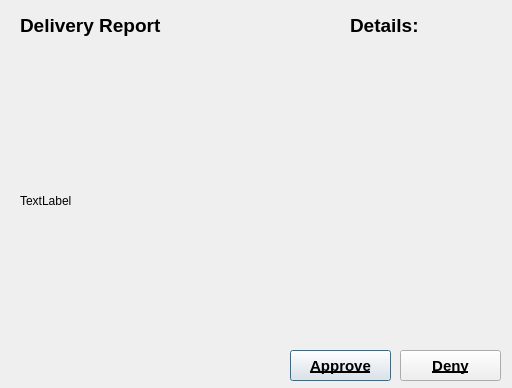
First picture: the form in Project_Client/DeliveryPopup.ui, repository deathtaco1231/deathtaco1231-COMP72070-24W-Project4-Group10-Sec3, before the edit.
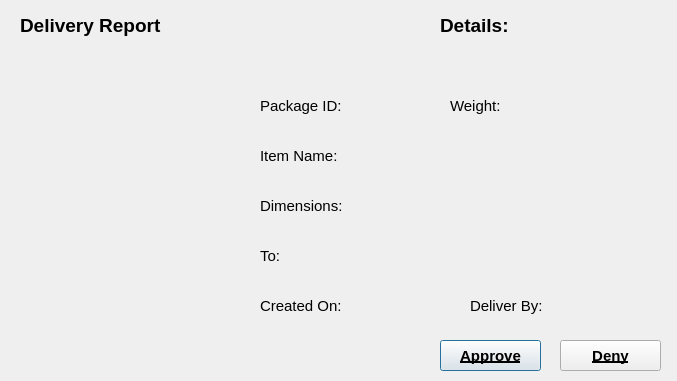
Second picture: the form after the edit.

The edit to the form file:
```diff
--- a/Project_Client/DeliveryPopup.ui
+++ b/Project_Client/DeliveryPopup.ui
@@ -6,8 +6,8 @@
    <rect>
     <x>0</x>
     <y>0</y>
-    <width>512</width>
-    <height>388</height>
+    <width>677</width>
+    <height>381</height>
    </rect>
   </property>
   <property name="windowTitle">
@@ -42,15 +42,15 @@
     </rect>
    </property>
    <property name="text">
-    <string>TextLabel</string>
+    <string/>
    </property>
   </widget>
   <widget class="QLabel" name="label_5">
    <property name="geometry">
     <rect>
-     <x>350</x>
+     <x>440</x>
      <y>10</y>
-     <width>161</width>
+     <width>81</width>
      <height>31</height>
     </rect>
    </property>
@@ -67,8 +67,8 @@
   <widget class="QPushButton" name="pushButton">
    <property name="geometry">
     <rect>
-     <x>290</x>
-     <y>350</y>
+     <x>440</x>
+     <y>340</y>
      <width>101</width>
      <height>31</height>
     </rect>
@@ -87,8 +87,8 @@
   <widget class="QPushButton" name="pushButton_2">
    <property name="geometry">
     <rect>
-     <x>400</x>
-     <y>350</y>
+     <x>560</x>
+     <y>340</y>
      <width>101</width>
      <height>31</height>
     </rect>
@@ -104,6 +104,132 @@
     <string>Deny</string>
    </property>
   </widget>
+  <widget class="QLabel" name="weightLabel">
+   <property name="geometry">
+    <rect>
+     <x>450</x>
+     <y>90</y>
+     <width>171</width>
+     <height>31</height>
+    </rect>
+   </property>
+   <property name="font">
+    <font>
+     <pointsize>11</pointsize>
+    </font>
+   </property>
+   <property name="text">
+    <string>Weight:</string>
+   </property>
+  </widget>
+  <widget class="QLabel" name="deliverdateLabel">
+   <property name="geometry">
+    <rect>
+     <x>470</x>
+     <y>290</y>
+     <width>201</width>
+     <height>31</height>
+    </rect>
+   </property>
+   <property name="font">
+    <font>
+     <pointsize>11</pointsize>
+    </font>
+   </property>
+   <property name="text">
+    <string>Deliver By:</string>
+   </property>
+  </widget>
+  <widget class="QLabel" name="dimensionsLabel">
+   <property name="geometry">
+    <rect>
+     <x>260</x>
+     <y>190</y>
+     <width>461</width>
+     <height>31</height>
+    </rect>
+   </property>
+   <property name="font">
+    <font>
+     <pointsize>11</pointsize>
+    </font>
+   </property>
+   <property name="text">
+    <string>Dimensions:</string>
+   </property>
+  </widget>
+  <widget class="QLabel" name="toaddrLabel">
+   <property name="geometry">
+    <rect>
+     <x>260</x>
+     <y>240</y>
+     <width>471</width>
+     <height>31</height>
+    </rect>
+   </property>
+   <property name="font">
+    <font>
+     <pointsize>11</pointsize>
+    </font>
+   </property>
+   <property name="text">
+    <string>To:</string>
+   </property>
+  </widget>
+  <widget class="QLabel" name="itemnameLabel">
+   <property name="geometry">
+    <rect>
+     <x>260</x>
+     <y>140</y>
+     <width>291</width>
+     <height>31</height>
+    </rect>
+   </property>
+   <property name="font">
+    <font>
+     <pointsize>11</pointsize>
+    </font>
+   </property>
+   <property name="text">
+    <string>Item Name:</string>
+   </property>
+  </widget>
+  <widget class="QLabel" name="creationdateLabel">
+   <property name="geometry">
+    <rect>
+     <x>260</x>
+     <y>290</y>
+     <width>201</width>
+     <height>31</height>
+    </rect>
+   </property>
+   <property name="font">
+    <font>
+     <pointsize>11</pointsize>
+    </font>
+   </property>
+   <property name="text">
+    <string>Created On:</string>
+   </property>
+  </widget>
+  <widget class="QLabel" name="idLabel">
+   <property name="geometry">
+    <rect>
+     <x>260</x>
+     <y>90</y>
+     <width>171</width>
+     <height>31</height>
+    </rect>
+   </property>
+   <property name="font">
+    <font>
+     <pointsize>11</pointsize>
+    </font>
+   </property>
+   <property name="text">
+    <string>Package ID:</string>
+   </property>
+  </widget>
  </widget>
  <resources/>
  <connections/>
```
Left out of the diff: 4 changed lines with no effect on the pictures.
